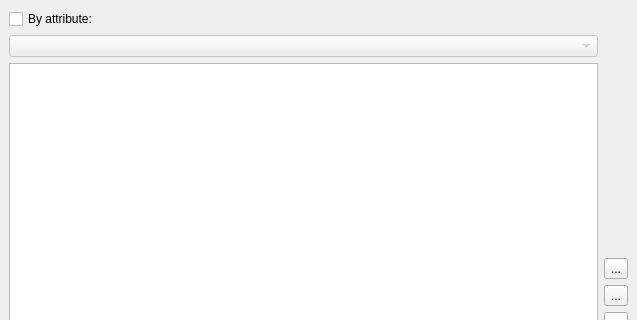
skowronskij/qattributeeditor, file gui/main_dock.ui: the form before one commit; both pictures show x 0 to 637 and y 0 to 320 of the 637 by 601 pixel window.
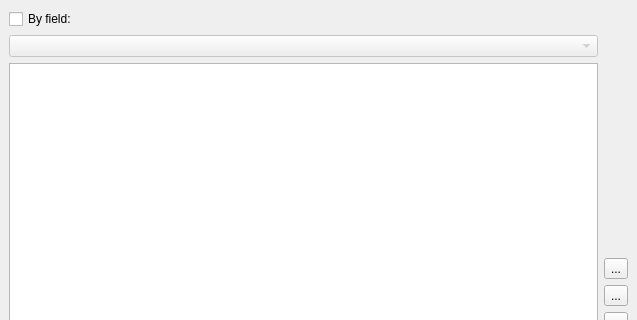
The form after the commit. Custom widgets are drawn as their Qt base class.

Commit message: Selecting features on list by id + field and back

Patch:
```diff
--- a/gui/main_dock.ui
+++ b/gui/main_dock.ui
@@ -20,7 +20,7 @@
       <item>
        <widget class="QCheckBox" name="cbxAttribute">
         <property name="text">
-         <string>By attribute:</string>
+         <string>By field:</string>
         </property>
        </widget>
       </item>
```
Left out of the diff: 2 changed lines with no effect on the pictures. The commit also changes 1 other file.
